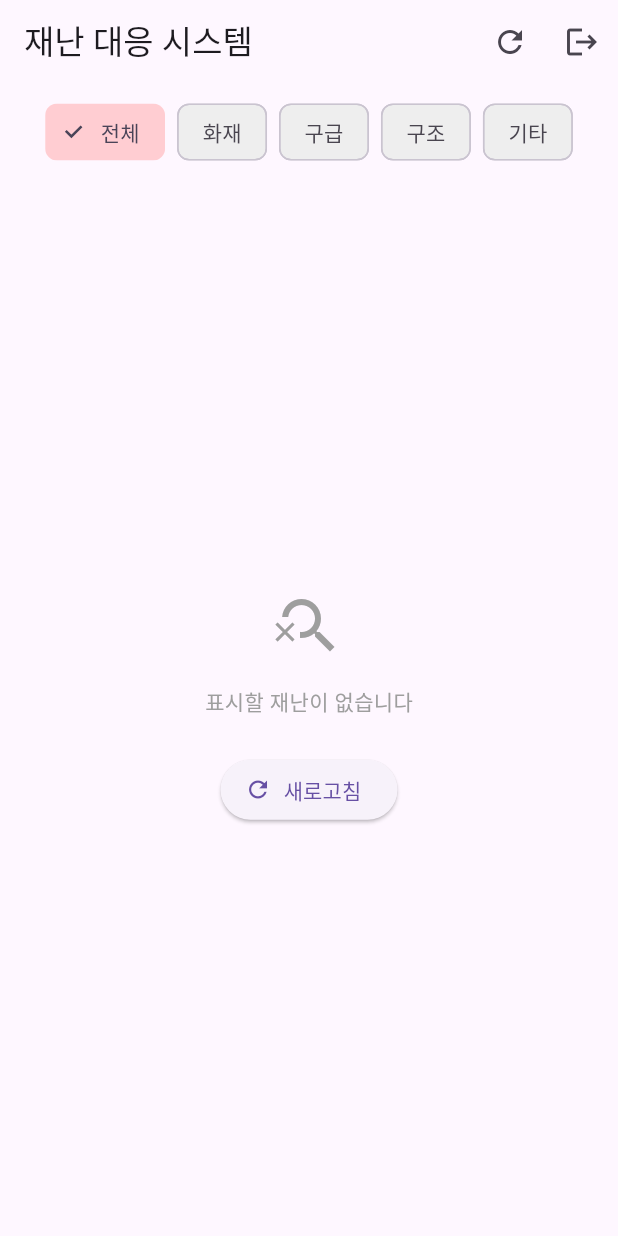
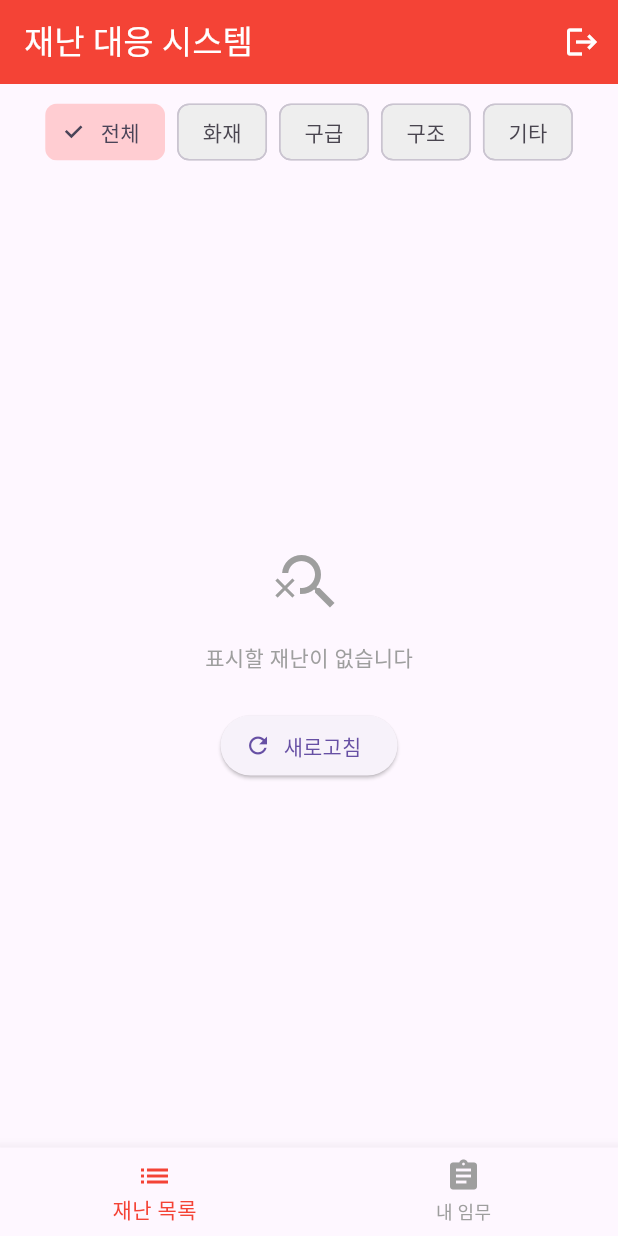
Before and after one commit to Snare87/goodpeople-emergency-system, a Flutter app: the screen it shows once a user with an empty profile is signed in, on a phone screen of 412 x 824 dp. Run offline on Flutter 3.47's test engine with Material 3 defaults, Android fonts, the phone set to English and light mode, and no system bars; our stand-ins replace firebase_auth, firebase_core, firebase_database, firebase_messaging, flutter_local_notifications, geolocator and 1 more; accounts and stored records are empty.

Commit message:
responder tap make

```diff
--- a/packages/mobile-responder/lib/main.dart
+++ b/packages/mobile-responder/lib/main.dart
@@ -4,7 +4,7 @@ import 'package:firebase_core/firebase_core.dart';
 import 'package:firebase_auth/firebase_auth.dart';
 import 'firebase_options.dart';
 import 'screens/login_screen.dart';
-import 'screens/home_screen.dart';
+import 'screens/main_screen.dart'; // 추가
 import 'package:firebase_database/firebase_database.dart';
 import 'package:firebase_messaging/firebase_messaging.dart';
 import 'package:goodpeople_responder/services/notification_service.dart';
@@ -66,8 +66,8 @@ class MyApp extends StatelessWidget {
           // 인증 상태에 따라 화면 분기
           if (snapshot.connectionState == ConnectionState.active) {
             if (snapshot.hasData) {
-              // 로그인된 상태
-              return const HomeScreen();
+              // 로그인된 상태 - MainScreen으로 변경
+              return const MainScreen();
             } else {
               // 로그인되지 않은 상태
               return const LoginScreen();
--- a/packages/mobile-responder/lib/screens/home_screen.dart
+++ b/packages/mobile-responder/lib/screens/home_screen.dart
@@ -10,7 +10,9 @@ import 'package:goodpeople_responder/models/call.dart';
 import 'package:goodpeople_responder/services/call_data_service.dart';
 
 class HomeScreen extends StatefulWidget {
-  const HomeScreen({super.key});
+  final bool isTabView; // 새로 추가된 매개변수
+
+  const HomeScreen({super.key, this.isTabView = false});
 
   @override
   State<HomeScreen> createState() => _HomeScreenState();
@@ -158,8 +160,11 @@ class _HomeScreenState extends State<HomeScreen> {
     _loadCalls();
   }
 
-  // 로그아웃
+  // 로그아웃 함수를 조건부로 수정
   Future<void> _logout() async {
+    // 탭뷰 모드일 때는 로그아웃 기능을 비활성화 (MainScreen에서 처리)
+    if (widget.isTabView) return;
+
     await FirebaseAuth.instance.signOut();
     if (mounted) {
       Navigator.of(context).pushReplacement(
@@ -170,6 +175,12 @@ class _HomeScreenState extends State<HomeScreen> {
 
   @override
   Widget build(BuildContext context) {
+    // 탭뷰 모드일 때는 Scaffold 없이 본문만 반환
+    if (widget.isTabView) {
+      return _buildBody();
+    }
+
+    // 기존 독립 화면 모드
     return Scaffold(
       appBar: AppBar(
         title: const Text('재난 대응 시스템'),
@@ -186,7 +197,13 @@ class _HomeScreenState extends State<HomeScreen> {
           ),
         ],
       ),
-      body: Column(
+      body: _buildBody(),
+    );
+  }
+
+  // 본문 위젯을 별도 메서드로 분리
+  Widget _buildBody() {
+    return Column(
       children: [
         // 필터 영역
         _buildFilterSection(),
@@ -194,7 +211,6 @@ class _HomeScreenState extends State<HomeScreen> {
         // 재난 목록 영역
         Expanded(child: _buildCallsList()),
       ],
-      ),
     );
   }
 
--- /dev/null
+++ b/packages/mobile-responder/lib/screens/main_screen.dart
@@ -0,0 +1,121 @@
+// lib/screens/main_screen.dart
+import 'package:flutter/material.dart';
+import 'package:firebase_auth/firebase_auth.dart';
+import 'package:goodpeople_responder/screens/home_screen.dart';
+import 'package:goodpeople_responder/screens/my_missions_screen.dart';
+import 'package:goodpeople_responder/screens/login_screen.dart';
+import 'package:goodpeople_responder/services/call_data_service.dart';
+
+class MainScreen extends StatefulWidget {
+  const MainScreen({super.key});
+
+  @override
+  State<MainScreen> createState() => _MainScreenState();
+}
+
+class _MainScreenState extends State<MainScreen> {
+  int _currentIndex = 0;
+  int _activeMissionCount = 0;
+
+  late List<Widget> _pages;
+
+  @override
+  void initState() {
+    super.initState();
+    _pages = [
+      const HomeScreen(isTabView: true), // 탭뷰 모드로 설정
+      const MyMissionsScreen(),
+    ];
+    _listenToActiveMissions();
+  }
+
+  // 진행중인 임무 개수 감지
+  void _listenToActiveMissions() {
+    final userId = FirebaseAuth.instance.currentUser?.uid;
+    if (userId == null) return;
+
+    CallDataService().getActiveMissionsStream(userId).listen((missions) {
+      if (mounted) {
+        setState(() {
+          _activeMissionCount = missions.length;
+        });
+      }
+    });
+  }
+
+  // 로그아웃 함수
+  Future<void> _logout() async {
+    await FirebaseAuth.instance.signOut();
+    if (mounted) {
+      Navigator.of(context).pushReplacement(
+        MaterialPageRoute(builder: (context) => const LoginScreen()),
+      );
+    }
+  }
+
+  @override
+  Widget build(BuildContext context) {
+    return Scaffold(
+      appBar: AppBar(
+        title: Text(_currentIndex == 0 ? '재난 대응 시스템' : '내 임무'),
+        backgroundColor: Colors.red,
+        foregroundColor: Colors.white,
+        actions: [
+          IconButton(
+            icon: const Icon(Icons.logout),
+            onPressed: _logout,
+            tooltip: '로그아웃',
+          ),
+        ],
+      ),
+      body: IndexedStack(index: _currentIndex, children: _pages),
+      bottomNavigationBar: BottomNavigationBar(
+        currentIndex: _currentIndex,
+        onTap: (index) {
+          setState(() {
+            _currentIndex = index;
+          });
+        },
+        type: BottomNavigationBarType.fixed,
+        selectedItemColor: Colors.red,
+        unselectedItemColor: Colors.grey,
+        items: [
+          const BottomNavigationBarItem(icon: Icon(Icons.list), label: '재난 목록'),
+          BottomNavigationBarItem(
+            icon: Stack(
+              children: [
+                const Icon(Icons.assignment),
+                if (_activeMissionCount > 0)
+                  Positioned(
+                    right: 0,
+                    top: 0,
+                    child: Container(
+                      padding: const EdgeInsets.all(2),
+                      decoration: BoxDecoration(
+                        color: Colors.red,
+                        borderRadius: BorderRadius.circular(10),
+                      ),
+                      constraints: const BoxConstraints(
+                        minWidth: 16,
+                        minHeight: 16,
+                      ),
+                      child: Text(
+                        '$_activeMissionCount',
+                        style: const TextStyle(
+                          color: Colors.white,
+                          fontSize: 10,
+                          fontWeight: FontWeight.bold,
+                        ),
+                        textAlign: TextAlign.center,
+                      ),
+                    ),
+                  ),
+              ],
+            ),
+            label: '내 임무',
+          ),
+        ],
+      ),
+    );
+  }
+}
--- a/packages/mobile-responder/lib/services/call_data_service.dart
+++ b/packages/mobile-responder/lib/services/call_data_service.dart
@@ -106,6 +106,90 @@ class CallDataService {
     }
   }
 
+  // 현재 사용자의 활성 임무 스트림 가져오기 (새로 추가)
+  Stream<List<Call>> getActiveMissionsStream(String userId) {
+    StreamController<List<Call>>? activeMissionsController;
+    activeMissionsController = StreamController<List<Call>>.broadcast();
+
+    // 서버 우선 정책으로 설정
+    _callsRef.keepSynced(true);
+
+    // Firebase에서 데이터 수신
+    _callsRef.onValue.listen(
+      (event) {
+        final data = event.snapshot.value;
+        debugPrint('[CallDataService] 활성 임무 데이터 변경 감지!');
+        final activeMissions = _processActiveMissionData(data, userId);
+        activeMissionsController?.add(activeMissions);
+      },
+      onError: (error) {
+        debugPrint('[CallDataService] 활성 임무 Firebase 오류: $error');
+        activeMissionsController?.addError(error);
+      },
+    );
+
+    return activeMissionsController.stream;
+  }
+
+  // 활성 임무 데이터 처리 (새로 추가)
+  List<Call> _processActiveMissionData(dynamic data, String userId) {
+    if (data == null) {
+      debugPrint('[CallDataService] 활성 임무 수신 데이터가 null입니다.');
+      return [];
+    }
+
+    try {
+      final Map<dynamic, dynamic> dataMap = data as Map<dynamic, dynamic>;
+      final List<Call> activeMissions = [];
+
+      debugPrint(
+        '[CallDataService] 활성 임무 수신 데이터 개수: ${dataMap.length}개, 사용자 ID: $userId',
+      );
+
+      dataMap.forEach((key, value) {
+        if (value is Map) {
+          try {
+            final call = Call.fromMap(key.toString(), value);
+
+            // 응답자가 있고, 상태가 accepted이고, 완료되지 않은 경우
+            final hasResponder = call.responder != null;
+            final isAccepted = call.status == 'accepted';
+            final isNotCompleted = call.status != 'completed';
+
+            debugPrint(
+              '[CallDataService] Call $key 검사: hasResponder=$hasResponder, status=${call.status}, responder=${call.responder?.name}',
+            );
+
+            if (hasResponder && isAccepted && isNotCompleted) {
+              debugPrint(
+                '[CallDataService] ✅ 활성 임무 발견! $key - ${call.eventType} at ${call.address}, 응답자: ${call.responder?.name}',
+              );
+              activeMissions.add(call);
+            } else {
+              debugPrint(
+                '[CallDataService] ❌ 활성 임무 조건 미충족 - $key (hasResponder: $hasResponder, isAccepted: $isAccepted, isNotCompleted: $isNotCompleted)',
+              );
+            }
+          } catch (e) {
+            debugPrint('[CallDataService] 활성 임무 항목 ($key) 처리 중 오류 발생: $e');
+          }
+        }
+      });
+
+      debugPrint('[CallDataService] 처리된 활성 임무 수: ${activeMissions.length}');
+
+      // 수락 시간순으로 정렬 (최근 수락한 것이 위로)
+      activeMissions.sort(
+        (a, b) => (b.acceptedAt ?? 0).compareTo(a.acceptedAt ?? 0),
+      );
+
+      return activeMissions;
+    } catch (e) {
+      debugPrint('[CallDataService] 활성 임무 데이터 처리 오류: $e');
+      return [];
+    }
+  }
+
   // 재난 수락 (기존 로직 유지)
   Future<bool> acceptCall(
     String callId,
@@ -178,6 +262,65 @@ class CallDataService {
     }
   }
 
+  // 현재 사용자가 활성 임무를 가지고 있는지 확인 (새로 추가)
+  Future<bool> hasActiveMission(String userId) async {
+    try {
+      final snapshot = await _callsRef.get();
+      if (!snapshot.exists) return false;
+
+      final data = Map<String, dynamic>.from(snapshot.value as Map);
+
+      for (var entry in data.entries) {
+        final call = Call.fromMap(entry.key, entry.value);
+
+        // accepted 상태이고 완료되지 않은 임무가 있는지 확인
+        if (call.status == 'accepted' &&
+            call.responder != null &&
+            call.status != 'completed') {
+          // 응답자 ID에 현재 사용자 ID가 포함되어 있는지 확인
+          if (call.responder!.id.contains(userId) ||
+              call.responder!.name == '테스트대원') {
+            debugPrint('[CallDataService] 사용자 $userId의 활성 임무 발견: ${call.id}');
+            return true;
+          }
+        }
+      }
+
+      return false;
+    } catch (e) {
+      debugPrint('[CallDataService] 활성 임무 확인 오류: $e');
+      return false;
+    }
+  }
+
+  // 현재 사용자의 활성 임무 정보 가져오기 (새로 추가)
+  Future<Call?> getCurrentActiveMission(String userId) async {
+    try {
+      final snapshot = await _callsRef.get();
+      if (!snapshot.exists) return null;
+
+      final data = Map<String, dynamic>.from(snapshot.value as Map);
+
+      for (var entry in data.entries) {
+        final call = Call.fromMap(entry.key, entry.value);
+
+        if (call.status == 'accepted' &&
+            call.responder != null &&
+            call.status != 'completed') {
+          if (call.responder!.id.contains(userId) ||
+              call.responder!.name == '테스트대원') {
+            return call;
+          }
+        }
+      }
+
+      return null;
+    } catch (e) {
+      debugPrint('[CallDataService] 현재 활성 임무 조회 오류: $e');
+      return null;
+    }
+  }
+
   // 리소스 정리
   void dispose() {
     _callsController?.close();
```
Also changed, not shown: packages/mobile-responder/lib/screens/call_detail_screen.dart (+128 -10 lines), packages/mobile-responder/lib/screens/my_missions_screen.dart (added, +304 -0 lines). Lines whose indentation alone changed are shown as unchanged.
